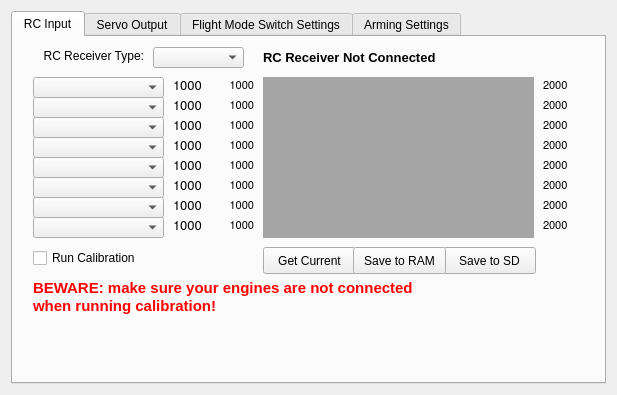
Before: the Qt Designer form ground/openpilotgcs/src/plugins/config/settingswidget.ui in openpilot/OpenPilot, drawn with Qt 5.
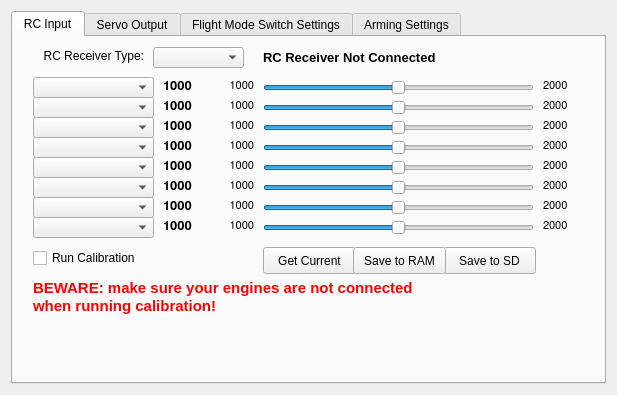
After: the same form once the commit is applied. Custom widgets are drawn as their Qt base class.

Commit message: Reverted RC input config widget to using sliders to allow manual adjustment

```diff
--- a/ground/openpilotgcs/src/plugins/config/settingswidget.ui
+++ b/ground/openpilotgcs/src/plugins/config/settingswidget.ui
@@ -53,9 +53,9 @@
       <widget class="QLabel" name="ch0Cur">
        <property name="geometry">
         <rect>
-         <x>160</x>
+         <x>150</x>
          <y>40</y>
-         <width>31</width>
+         <width>51</width>
          <height>17</height>
         </rect>
        </property>
@@ -63,6 +63,8 @@
         <font>
          <family>FreeSans</family>
          <pointsize>10</pointsize>
+         <weight>75</weight>
+         <bold>true</bold>
         </font>
        </property>
        <property name="toolTip">
@@ -139,9 +141,9 @@
       <widget class="QLabel" name="ch7Cur">
        <property name="geometry">
         <rect>
-         <x>160</x>
+         <x>150</x>
          <y>180</y>
-         <width>31</width>
+         <width>51</width>
          <height>17</height>
         </rect>
        </property>
@@ -149,6 +151,8 @@
         <font>
          <family>FreeSans</family>
          <pointsize>10</pointsize>
+         <weight>75</weight>
+         <bold>true</bold>
         </font>
        </property>
        <property name="toolTip">
@@ -366,9 +370,9 @@
       <widget class="QLabel" name="ch4Cur">
        <property name="geometry">
         <rect>
-         <x>160</x>
+         <x>150</x>
          <y>120</y>
-         <width>31</width>
+         <width>51</width>
          <height>17</height>
         </rect>
        </property>
@@ -376,6 +380,8 @@
         <font>
          <family>FreeSans</family>
          <pointsize>10</pointsize>
+         <weight>75</weight>
+         <bold>true</bold>
         </font>
        </property>
        <property name="toolTip">
@@ -441,7 +447,7 @@
         <rect>
          <x>20</x>
          <y>40</y>
-         <width>131</width>
+         <width>121</width>
          <height>21</height>
         </rect>
        </property>
@@ -521,9 +527,9 @@
       <widget class="QLabel" name="ch2Cur">
        <property name="geometry">
         <rect>
-         <x>160</x>
+         <x>150</x>
          <y>80</y>
-         <width>31</width>
+         <width>51</width>
          <height>17</height>
         </rect>
        </property>
@@ -531,6 +537,8 @@
         <font>
          <family>FreeSans</family>
          <pointsize>10</pointsize>
+         <weight>75</weight>
+         <bold>true</bold>
         </font>
        </property>
        <property name="toolTip">
@@ -547,9 +555,9 @@
       <widget class="QLabel" name="ch5Cur">
        <property name="geometry">
         <rect>
-         <x>160</x>
+         <x>150</x>
          <y>140</y>
-         <width>31</width>
+         <width>51</width>
          <height>17</height>
         </rect>
        </property>
@@ -557,6 +565,8 @@
         <font>
          <family>FreeSans</family>
          <pointsize>10</pointsize>
+         <weight>75</weight>
+         <bold>true</bold>
         </font>
        </property>
        <property name="toolTip">
@@ -603,9 +613,9 @@
       <widget class="QLabel" name="ch1Cur">
        <property name="geometry">
         <rect>
-         <x>160</x>
+         <x>150</x>
          <y>60</y>
-         <width>31</width>
+         <width>51</width>
          <height>17</height>
         </rect>
        </property>
@@ -613,6 +623,8 @@
         <font>
          <family>FreeSans</family>
          <pointsize>10</pointsize>
+         <weight>75</weight>
+         <bold>true</bold>
         </font>
        </property>
        <property name="toolTip">
@@ -629,9 +641,9 @@
       <widget class="QLabel" name="ch6Cur">
        <property name="geometry">
         <rect>
-         <x>160</x>
+         <x>150</x>
          <y>160</y>
-         <width>31</width>
+         <width>51</width>
          <height>17</height>
         </rect>
        </property>
@@ -639,6 +651,8 @@
         <font>
          <family>FreeSans</family>
          <pointsize>10</pointsize>
+         <weight>75</weight>
+         <bold>true</bold>
         </font>
        </property>
        <property name="toolTip">
@@ -655,9 +669,9 @@
       <widget class="QLabel" name="ch3Cur">
        <property name="geometry">
         <rect>
-         <x>160</x>
+         <x>150</x>
          <y>100</y>
-         <width>31</width>
+         <width>51</width>
          <height>17</height>
         </rect>
        </property>
@@ -665,6 +679,8 @@
         <font>
          <family>FreeSans</family>
          <pointsize>10</pointsize>
+         <weight>75</weight>
+         <bold>true</bold>
         </font>
        </property>
        <property name="toolTip">
@@ -767,7 +783,7 @@
         <rect>
          <x>20</x>
          <y>60</y>
-         <width>131</width>
+         <width>121</width>
          <height>21</height>
         </rect>
        </property>
@@ -783,7 +799,7 @@
         <rect>
          <x>20</x>
          <y>80</y>
-         <width>131</width>
+         <width>121</width>
          <height>21</height>
         </rect>
        </property>
@@ -799,7 +815,7 @@
         <rect>
          <x>20</x>
          <y>100</y>
-         <width>131</width>
+         <width>121</width>
          <height>21</height>
         </rect>
        </property>
@@ -815,7 +831,7 @@
         <rect>
          <x>20</x>
          <y>120</y>
-         <width>131</width>
+         <width>121</width>
          <height>21</height>
         </rect>
        </property>
@@ -831,7 +847,7 @@
         <rect>
          <x>20</x>
          <y>140</y>
-         <width>131</width>
+         <width>121</width>
          <height>21</height>
         </rect>
        </property>
@@ -847,7 +863,7 @@
         <rect>
          <x>20</x>
          <y>160</y>
-         <width>131</width>
+         <width>121</width>
          <height>21</height>
         </rect>
        </property>
@@ -863,7 +879,7 @@
         <rect>
          <x>20</x>
          <y>180</y>
-         <width>131</width>
+         <width>121</width>
          <height>21</height>
         </rect>
        </property>
@@ -967,7 +983,32 @@
 &lt;p style=&quot; margin-top:0px; margin-bottom:0px; margin-left:0px; margin-right:0px; -qt-block-indent:0; text-indent:0px;&quot;&gt;&lt;span style=&quot; font-weight:600; color:#ff0000;&quot;&gt;when running calibration!&lt;/span&gt;&lt;/p&gt;&lt;/body&gt;&lt;/html&gt;</string>
        </property>
       </widget>
-      <widget class="WidgetBar" name="widgetBarCH1" native="true">
+      <widget class="QSlider" name="inSlider0">
+       <property name="geometry">
+        <rect>
+         <x>250</x>
+         <y>40</y>
+         <width>271</width>
+         <height>21</height>
+        </rect>
+       </property>
+       <property name="mouseTracking">
+        <bool>true</bool>
+       </property>
+       <property name="minimum">
+        <number>1000</number>
+       </property>
+       <property name="maximum">
+        <number>2000</number>
+       </property>
+       <property name="value">
+        <number>1500</number>
+       </property>
+       <property name="orientation">
+        <enum>Qt::Horizontal</enum>
+       </property>
+      </widget>
+      <widget class="QSlider" name="inSlider1">
        <property name="geometry">
         <rect>
          <x>250</x>
@@ -976,29 +1017,23 @@
          <height>21</height>
         </rect>
        </property>
-       <property name="sizePolicy">
-        <sizepolicy hsizetype="Expanding" vsizetype="Expanding">
-         <horstretch>0</horstretch>
-         <verstretch>0</verstretch>
-        </sizepolicy>
-       </property>
-       <property name="minimumSize">
-        <size>
-         <width>1</width>
-         <height>1</height>
-        </size>
-       </property>
        <property name="mouseTracking">
         <bool>false</bool>
        </property>
-       <property name="autoFillBackground">
-        <bool>false</bool>
+       <property name="minimum">
+        <number>1000</number>
        </property>
-       <property name="styleSheet">
-        <string notr="true">background-color: rgb(165, 165, 165);</string>
+       <property name="maximum">
+        <number>2000</number>
+       </property>
+       <property name="value">
+        <number>1500</number>
+       </property>
+       <property name="orientation">
+        <enum>Qt::Horizontal</enum>
        </property>
       </widget>
-      <widget class="WidgetBar" name="widgetBarCH2" native="true">
+      <widget class="QSlider" name="inSlider2">
        <property name="geometry">
         <rect>
          <x>250</x>
@@ -1007,29 +1042,23 @@
          <height>21</height>
         </rect>
        </property>
-       <property name="sizePolicy">
-        <sizepolicy hsizetype="Expanding" vsizetype="Expanding">
-         <horstretch>0</horstretch>
-         <verstretch>0</verstretch>
-        </sizepolicy>
-       </property>
-       <property name="minimumSize">
-        <size>
-         <width>1</width>
-         <height>1</height>
-        </size>
-       </property>
        <property name="mouseTracking">
         <bool>false</bool>
        </property>
-       <property name="autoFillBackground">
-        <bool>false</bool>
+       <property name="minimum">
+        <number>1000</number>
        </property>
-       <property name="styleSheet">
-        <string notr="true">background-color: rgb(165, 165, 165);</string>
+       <property name="maximum">
+        <number>2000</number>
+       </property>
+       <property name="value">
+        <number>1500</number>
+       </property>
+       <property name="orientation">
+        <enum>Qt::Horizontal</enum>
        </property>
       </widget>
-      <widget class="WidgetBar" name="widgetBarCH3" native="true">
+      <widget class="QSlider" name="inSlider3">
        <property name="geometry">
         <rect>
          <x>250</x>
@@ -1038,29 +1067,23 @@
          <height>21</height>
         </rect>
        </property>
-       <property name="sizePolicy">
-        <sizepolicy hsizetype="Expanding" vsizetype="Expanding">
-         <horstretch>0</horstretch>
-         <verstretch>0</verstretch>
-        </sizepolicy>
-       </property>
-       <property name="minimumSize">
-        <size>
-         <width>1</width>
-         <height>1</height>
-        </size>
-       </property>
        <property name="mouseTracking">
         <bool>false</bool>
        </property>
-       <property name="autoFillBackground">
-        <bool>false</bool>
+       <property name="minimum">
+        <number>1000</number>
        </property>
-       <property name="styleSheet">
-        <string notr="true">background-color: rgb(165, 165, 165);</string>
+       <property name="maximum">
+        <number>2000</number>
+       </property>
+       <property name="value">
+        <number>1500</number>
+       </property>
+       <property name="orientation">
+        <enum>Qt::Horizontal</enum>
        </property>
       </widget>
-      <widget class="WidgetBar" name="widgetBarCH4" native="true">
+      <widget class="QSlider" name="inSlider4">
        <property name="geometry">
         <rect>
          <x>250</x>
@@ -1069,29 +1092,23 @@
          <height>21</height>
         </rect>
        </property>
-       <property name="sizePolicy">
-        <sizepolicy hsizetype="Expanding" vsizetype="Expanding">
-         <horstretch>0</horstretch>
-         <verstretch>0</verstretch>
-        </sizepolicy>
-       </property>
-       <property name="minimumSize">
-        <size>
-         <width>1</width>
-         <height>1</height>
-        </size>
-       </property>
        <property name="mouseTracking">
         <bool>false</bool>
        </property>
-       <property name="autoFillBackground">
-        <bool>false</bool>
+       <property name="minimum">
+        <number>1000</number>
        </property>
-       <property name="styleSheet">
-        <string notr="true">background-color: rgb(165, 165, 165);</string>
+       <property name="maximum">
+        <number>2000</number>
+       </property>
+       <property name="value">
+        <number>1500</number>
+       </property>
+       <property name="orientation">
+        <enum>Qt::Horizontal</enum>
        </property>
       </widget>
-      <widget class="WidgetBar" name="widgetBarCH5" native="true">
+      <widget class="QSlider" name="inSlider5">
        <property name="geometry">
         <rect>
          <x>250</x>
@@ -1100,29 +1117,23 @@
          <height>21</height>
         </rect>
        </property>
-       <property name="sizePolicy">
-        <sizepolicy hsizetype="Expanding" vsizetype="Expanding">
-         <horstretch>0</horstretch>
-         <verstretch>0</verstretch>
-        </sizepolicy>
-       </property>
-       <property name="minimumSize">
-        <size>
-         <width>1</width>
-         <height>1</height>
-        </size>
-       </property>
        <property name="mouseTracking">
         <bool>false</bool>
        </property>
-       <property name="autoFillBackground">
-        <bool>false</bool>
+       <property name="minimum">
+        <number>1000</number>
        </property>
-       <property name="styleSheet">
-        <string notr="true">background-color: rgb(165, 165, 165);</string>
+       <property name="maximum">
+        <number>2000</number>
+       </property>
+       <property name="value">
+        <number>1500</number>
+       </property>
+       <property name="orientation">
+        <enum>Qt::Horizontal</enum>
        </property>
       </widget>
-      <widget class="WidgetBar" name="widgetBarCH6" native="true">
+      <widget class="QSlider" name="inSlider6">
        <property name="geometry">
         <rect>
          <x>250</x>
@@ -1131,29 +1142,23 @@
          <height>21</height>
         </rect>
        </property>
-       <property name="sizePolicy">
-        <sizepolicy hsizetype="Expanding" vsizetype="Expanding">
-         <horstretch>0</horstretch>
-         <verstretch>0</verstretch>
-        </sizepolicy>
-       </property>
-       <property name="minimumSize">
-        <size>
-         <width>1</width>
-         <height>1</height>
-        </size>
-       </property>
        <property name="mouseTracking">
         <bool>false</bool>
        </property>
-       <property name="autoFillBackground">
-        <bool>false</bool>
+       <property name="minimum">
+        <number>1000</number>
        </property>
-       <property name="styleSheet">
-        <string notr="true">background-color: rgb(165, 165, 165);</string>
+       <property name="maximum">
+        <number>2000</number>
+       </property>
+       <property name="value">
+        <number>1500</number>
+       </property>
+       <property name="orientation">
+        <enum>Qt::Horizontal</enum>
        </property>
       </widget>
-      <widget class="WidgetBar" name="widgetBarCH7" native="true">
+      <widget class="QSlider" name="inSlider7">
        <property name="geometry">
         <rect>
          <x>250</x>
@@ -1162,57 +1167,20 @@
          <height>21</height>
         </rect>
        </property>
-       <property name="sizePolicy">
-        <sizepolicy hsizetype="Expanding" vsizetype="Expanding">
-         <horstretch>0</horstretch>
-         <verstretch>0</verstretch>
-        </sizepolicy>
-       </property>
-       <property name="minimumSize">
-        <size>
-         <width>1</width>
-         <height>1</height>
-        </size>
-       </property>
        <property name="mouseTracking">
         <bool>false</bool>
        </property>
-       <property name="autoFillBackground">
-        <bool>false</bool>
+       <property name="minimum">
+        <number>1000</number>
        </property>
-       <property name="styleSheet">
-        <string notr="true">background-color: rgb(165, 165, 165);</string>
+       <property name="maximum">
+        <number>2000</number>
        </property>
-      </widget>
-      <widget class="WidgetBar" name="widgetBarCH0" native="true">
-       <property name="geometry">
-        <rect>
-         <x>250</x>
-         <y>40</y>
-         <width>271</width>
-         <height>21</height>
-        </rect>
+       <property name="value">
+        <number>1500</number>
        </property>
-       <property name="sizePolicy">
-        <sizepolicy hsizetype="Expanding" vsizetype="Expanding">
-         <horstretch>0</horstretch>
-         <verstretch>0</verstretch>
-        </sizepolicy>
-       </property>
-       <property name="minimumSize">
-        <size>
-         <width>1</width>
-         <height>1</height>
-        </size>
-       </property>
-       <property name="mouseTracking">
-        <bool>false</bool>
-       </property>
-       <property name="autoFillBackground">
-        <bool>false</bool>
-       </property>
-       <property name="styleSheet">
-        <string notr="true">background-color: rgb(165, 165, 165);</string>
+       <property name="orientation">
+        <enum>Qt::Horizontal</enum>
        </property>
       </widget>
      </widget>
@@ -3034,13 +3002,6 @@
    </item>
   </layout>
  </widget>
- <customwidgets>
-  <customwidget>
-   <class>WidgetBar</class>
-   <extends>QWidget</extends>
-   <header location="global">widgetbar.h</header>
-  </customwidget>
- </customwidgets>
  <tabstops>
   <tabstop>ch0Assign</tabstop>
   <tabstop>ch1Assign</tabstop>
```
Left out of the diff: 14 changed lines with no effect on the pictures. The commit also changes 2 other files.
